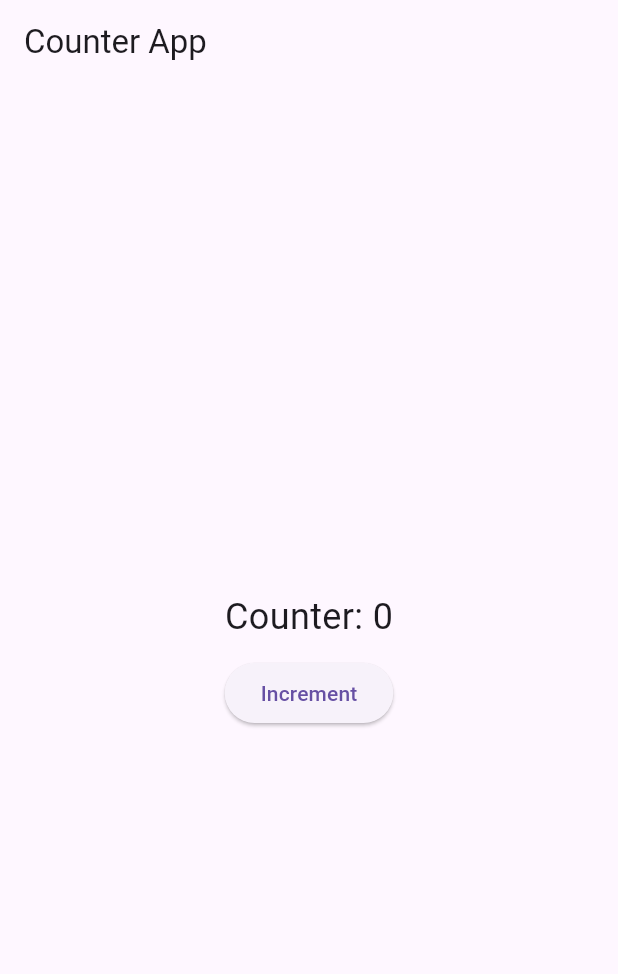
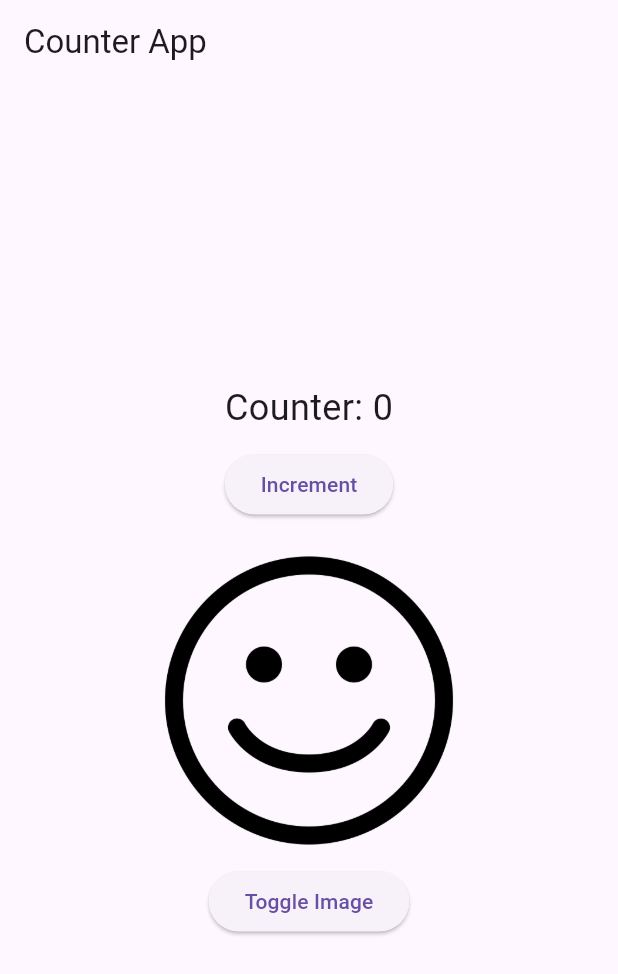
Before and after one commit to anguyen221/counter_app, a Flutter app: the screen it shows after launch, on a phone screen of 412 x 824 dp. Shown: the top 974 px of the screen. Run offline on Flutter 3.47's test engine with Material 3 defaults, Android fonts, the phone set to English and light mode, and no system bars.

Commit message:
Added image toggle button and functionality

```diff
--- a/lib/main.dart
+++ b/lib/main.dart
@@ -27,10 +27,17 @@ class HomeScreen extends StatefulWidget {
 
 class HomeScreenState extends State<HomeScreen> {
   int counter = 0;
+  bool isFirstImage = true;
 
   void incrementCounter() {
     setState(() {
       counter++;
+    });
+  }
+
+    void toggleImage() {
+    setState(() {
+      isFirstImage = !isFirstImage;
     });
   }
 
@@ -48,6 +55,17 @@ class HomeScreenState extends State<HomeScreen> {
               onPressed: incrementCounter,
               child: Text('Increment'),
             ),
+            SizedBox(height: 20),
+            Image.asset(
+              isFirstImage ? 'images/testimage.png' : 'images/testimage1.png',
+              width: 200,
+              height: 200,
+            ),
+            SizedBox(height: 10),
+            ElevatedButton(
+              onPressed: toggleImage,
+              child: Text('Toggle Image')
+            ),
           ],
         ),
       ),
```
Also changed, not shown: pubspec.yaml (+4 -71 lines), images/testimage.png (added), images/testimage1.png (added).
